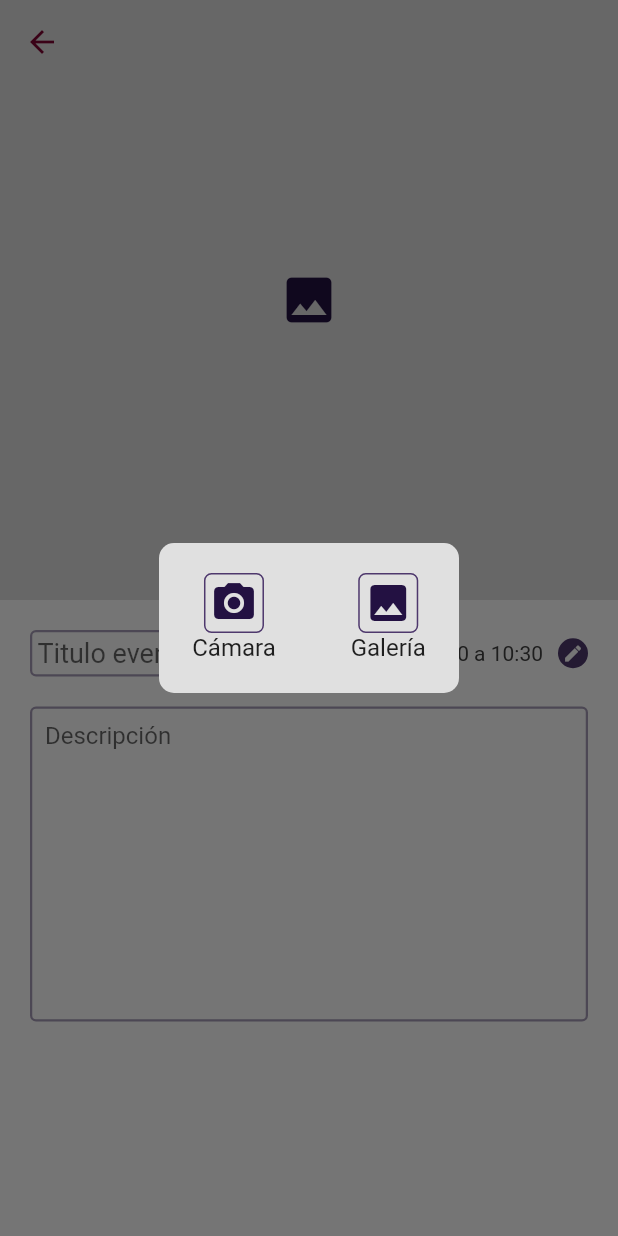
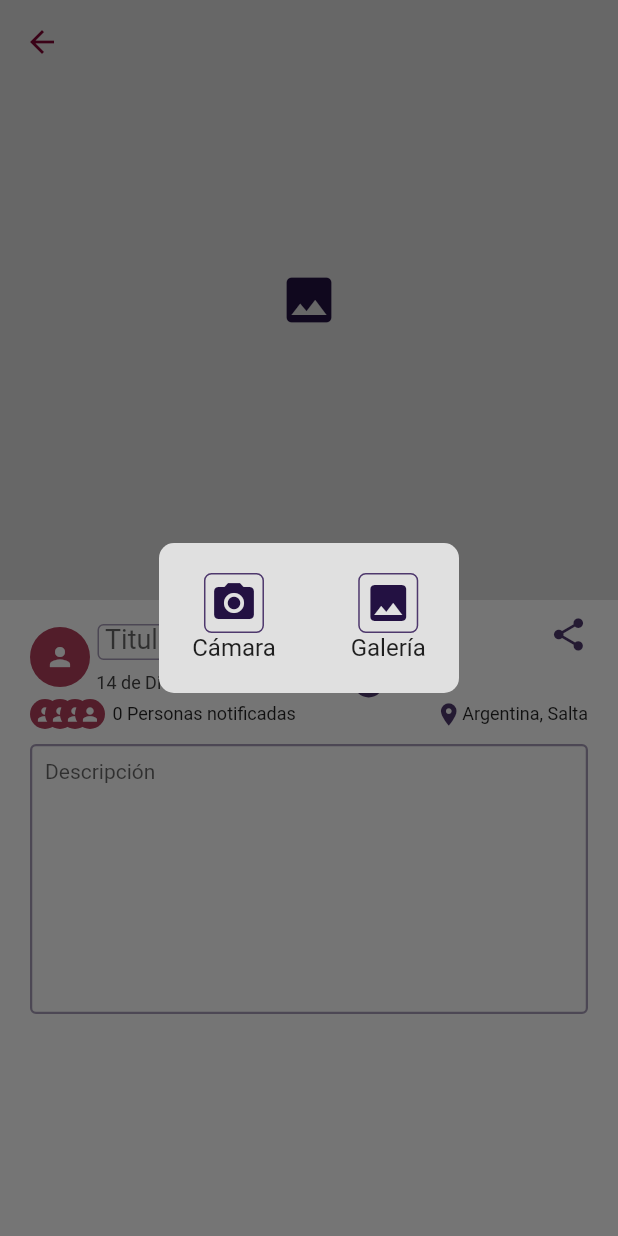
Before and after one commit to BenjaminAlvarezDiaz/my_evento, a Flutter app: the CreateEventScreen screen opened directly with empty values, after a tap on the "image" icon, on a phone screen of 412 x 824 dp. Run offline on Flutter 3.47's test engine with Material 2 defaults, Android fonts, the phone set to English and light mode, and no system bars; our stand-ins replace animated_splash_screen, calendar_date_picker2, dio, fl_chart, flutter_time_picker_spinner, image_picker and 4 more; missing offline and left inert: dio_http_cache; accounts and stored records are empty.

Commit message:
Mejorando EXPONENCIALMENTE create event screen

```diff
--- a/lib/src/ui/screen_controllers/create_event_screen_controller.dart
+++ b/lib/src/ui/screen_controllers/create_event_screen_controller.dart
@@ -2,6 +2,7 @@ import 'dart:io';
 
 import 'package:flutter/material.dart';
 import 'package:image_picker/image_picker.dart';
+import 'package:permission_handler/permission_handler.dart';
 import 'package:mvc_pattern/mvc_pattern.dart';
 import 'package:my_evento/src/managers/screen_manager.dart';
 import 'package:my_evento/src/models/event_temporal_data_model.dart';
@@ -131,6 +132,10 @@ class CreateEventScreenController extends ControllerMVC{
 
   Future<void> pickPhoto(context) async {
     final ImagePicker selectedImage = ImagePicker();
+    var status = await Permission.storage.status;
+    if (status.isDenied) {
+      await Permission.storage.request();
+    }
     eventTemporalData.image = (await selectedImage.pickImage(source: ImageSource.camera))!;
     if(eventTemporalData.image != null){
       setState(() {
@@ -146,9 +151,13 @@ class CreateEventScreenController extends ControllerMVC{
   Future<void> pickImage(context) async {
     //print('NOOOOOOOOOOOOO');
     final ImagePicker selectedImage = ImagePicker();
-    //print('Siuuuuuuuuu');
-    eventTemporalData.image = (await selectedImage.pickImage(source: ImageSource.gallery))!;
-    //print('Siuuuuuuuuu');
+    print('JAKSJDKAS');
+    var status = await Permission.storage.status;
+    if (status.isDenied) {
+      await Permission.storage.request();
+    }
+    eventTemporalData.image = await selectedImage.pickImage(source: ImageSource.gallery);
+    print('Siuuuuuuuuu');
     if(eventTemporalData.image != null){
       setState(() {
         //print('NOOOOOOOOOOOOO');
--- a/lib/src/ui/screens/create_event_screen.dart
+++ b/lib/src/ui/screens/create_event_screen.dart
@@ -101,23 +101,8 @@ class _CreateEventScreenState extends StateMVC<CreateEventScreen> {
             ),
             Column(
               children: [
-                Padding(
-                  padding: const EdgeInsets.only(left: 20, top: 20, right: 20, bottom: 10),
-                  child: Row(
-                    children: [
-                      Expanded(flex: 6, child: SizedBox(width: 20, child: title(_con.getTitleEditingController()),)),
-                      SizedBox(width: 20,),
-                      Text('${formatDate(_con.getDateTime().day)}'
-                          '/${formatDate(_con.getDateTime().month)}'
-                          ' de ${formatHour(_con.getStartTime().hour)}:${formatHour(_con.getStartTime().minute)}'
-                          ' a ${formatHour(_con.getEndTime().hour)}:${formatHour(_con.getEndTime().minute)}',
-                          style: const TextStyle(color: KGrey2),
-                      ),
-                      SizedBox(width: 10,),
-                      editButton()
-                    ],
-                  ),
-                ),
+                profileTitleDateAndShare(_con.getTitleEditingController()),
+                peopleNotifiedAndLocation(),
                 description(_con.getDescriptionEditingController()),
                 const SizedBox(height: 200,),
                 //description(_con.getDescriptionDownEditingController()),
@@ -131,8 +116,56 @@ class _CreateEventScreenState extends StateMVC<CreateEventScreen> {
     );
   }
 
-  Widget title(TextEditingController? textEditingController){
-    return TextField(
+  Widget profileTitleDateAndShare(TextEditingController? textEditingController,) {
+    return Padding(
+      padding: EdgeInsets.only(left: 20, top: 10, right: 20,),
+      child: Row(
+        children: [
+          profile(),
+          titleAndDate(textEditingController),
+          Expanded(flex: 1, child: SizedBox(width: 10,)),
+          Column(
+            children: [
+              GestureDetector(
+                  onTap: (){},
+                  child: Icon(Icons.share, size: 26, color: KSecondary_L1,)
+              ),
+              SizedBox(height: 30,)
+            ],
+          ),
+        ],
+      ),
+    );
+  }
+
+  Widget profile(){
+    return InkWell(
+      onTap: (){
+      },
+      borderRadius: BorderRadius.circular(20),
+      child: Container(
+        height: 40,
+        width: 40,
+        decoration: BoxDecoration(
+            color: KPrimary_L1,
+            borderRadius: BorderRadius.circular(20)
+        ),
+        child: Center(child: Icon(Icons.person, size: 20, color: KWhite,),),
+      ),
+    );
+  }
+
+  Widget titleAndDate(TextEditingController? textEditingController){
+    return Column(
+      children: [
+        Row(
+          children: [
+            SizedBox(
+              height: 34,
+              width: 140,
+              child: Padding(
+                padding: const EdgeInsets.all(5),
+                child: TextField(
                   controller: textEditingController,
                   /*onSubmitted: (String value){
                                   _con.onSubmittedTitle(value);
@@ -140,54 +173,41 @@ class _CreateEventScreenState extends StateMVC<CreateEventScreen> {
                   strutStyle: StrutStyle(),
                   style: TextStyle(fontSize: 18),
                   maxLines: 1,
-      textAlignVertical: TextAlignVertical.top,
+                  textAlignVertical: TextAlignVertical.center,
                   cursorColor: KPrimary,
                   decoration: InputDecoration(
                       isDense: true,
                       focusedBorder: const OutlineInputBorder(
                           borderSide: BorderSide(
-                  color: KSecondary, width: 1.5)
+                              color: KSecondary, width: 1)
                       ),
                       enabledBorder: OutlineInputBorder(
                           borderSide: BorderSide(
-                  color: KSecondary_L1.withOpacity(0.5), width: 1.5)
+                              color: KSecondary_L1.withOpacity(0.5), width: 1)
                       ),
                       border: OutlineInputBorder(
                           borderRadius: BorderRadius.circular(5)),
                       hintText: 'Titulo evento',
                       contentPadding: EdgeInsets.symmetric(vertical: 5, horizontal: 5)),
-    );
-  }
-
-  Widget description(TextEditingController? textEditingController){
-    return Padding(
-      padding: const EdgeInsets.symmetric(vertical: 10, horizontal: 20),
-      child: TextField(
-        controller: textEditingController,
-        /*onSubmitted: (String value){
-          _con.onSubmittedDescription(value);
-          },*/
-        maxLines: null,
-        minLines: 10,
-        strutStyle: StrutStyle(),
-        style: TextStyle(fontSize: 16,),
-        cursorColor: KPrimary,
-        decoration: InputDecoration(
-            isDense: true,
-            focusedBorder: const OutlineInputBorder(
-                borderSide: BorderSide(
-                    color: KSecondary, width: 1.5)
-            ),
-            enabledBorder: OutlineInputBorder(
-                borderSide: BorderSide(
-                    color: KSecondary_L1.withOpacity(0.5), width: 1.5)
-            ),
-            border: OutlineInputBorder(
-                borderRadius: BorderRadius.circular(5)),
-            hintText: 'Descripción',
-            contentPadding: EdgeInsets.all(10),
                 ),
               ),
+            ),
+            SizedBox(width: 60,),
+          ],
+        ),
+        Row(
+          children: [
+            Text('${formatDate(_con.getDateTime().day)}'
+                ' de Diciembre'
+                ' ${formatHour(_con.getStartTime().hour)}:${formatHour(_con.getStartTime().minute)}'
+                ' a ${formatHour(_con.getEndTime().hour)}:${formatHour(_con.getEndTime().minute)}',
+              style: const TextStyle(color: KGrey2, fontSize: 12),
+            ),
+            SizedBox(width: 10,),
+            editButton()
+          ],
+        ),
+      ],
     );
   }
 
@@ -204,6 +224,111 @@ class _CreateEventScreenState extends StateMVC<CreateEventScreen> {
             borderRadius: BorderRadius.circular(10)
         ),
         child: Center(child: Icon(Icons.edit, size: 14, color: KWhite,),),
+      ),
+    );
+  }
+
+  Widget peopleNotifiedAndLocation(){
+    return Padding(
+      padding: const EdgeInsets.only(left: 20, right: 20, bottom: 10),
+      child: Row(
+        children: [
+          Container(
+            width: 50,
+            child: Stack(
+              children: [
+                Positioned(
+                  child: Container(
+                    height: 20,
+                    width: 20,
+                    decoration: BoxDecoration(
+                        color: KPrimary_L1,
+                        borderRadius: BorderRadius.circular(10)
+                    ),
+                    child: Center(child: Icon(Icons.person, size: 14, color: KWhite,),),
+                  ),
+                ),
+                Positioned(
+                  left: 10,
+                  child: Container(
+                    height: 20,
+                    width: 20,
+                    decoration: BoxDecoration(
+                        color: KPrimary_L1,
+                        borderRadius: BorderRadius.circular(10)
+                    ),
+                    child: Center(child: Icon(Icons.person, size: 14, color: KWhite,),),
+                  ),
+                ),
+                Positioned(
+                  left: 20,
+                  child: Container(
+                    height: 20,
+                    width: 20,
+                    decoration: BoxDecoration(
+                        color: KPrimary_L1,
+                        borderRadius: BorderRadius.circular(10)
+                    ),
+                    child: Center(child: Icon(Icons.person, size: 14, color: KWhite,),),
+                  ),
+                ),
+                Positioned(
+                  left: 30,
+                  child: Container(
+                    height: 20,
+                    width: 20,
+                    decoration: BoxDecoration(
+                        color: KPrimary_L1,
+                        borderRadius: BorderRadius.circular(10)
+                    ),
+                    child: Center(child: Icon(Icons.person, size: 14, color: KWhite,),),
+                  ),
+                ),
+              ],
+            ),
+          ),
+          SizedBox(width: 5,),
+          Text('0 Personas notificadas', style: TextStyle(fontSize: 12),),
+          Expanded(flex: 1, child: SizedBox(width: 10,)),
+          Row(
+            children: [
+              Icon(Icons.location_on, color: KSecondary_L1, size: 18,),
+              Text('Argentina, Salta', style: TextStyle(fontSize: 12),)
+            ],
+          )
+        ],
+      ),
+    );
+  }
+
+  Widget description(TextEditingController? textEditingController){
+    return Padding(
+      padding: const EdgeInsets.symmetric(horizontal: 20),
+      child: TextField(
+        controller: textEditingController,
+        /*onSubmitted: (String value){
+          _con.onSubmittedDescription(value);
+          },*/
+        maxLines: null,
+        minLines: 10,
+        strutStyle: StrutStyle(),
+        style: TextStyle(fontSize: 14,),
+        cursorColor: KPrimary,
+        decoration: InputDecoration(
+            isDense: true,
+            focusedBorder: const OutlineInputBorder(
+                borderSide: BorderSide(
+                    color: KSecondary, width: 1)
+            ),
+            enabledBorder: OutlineInputBorder(
+                borderSide: BorderSide(
+                    color: KSecondary_L1.withOpacity(0.5), width: 1.5)
+            ),
+            border: OutlineInputBorder(
+                borderRadius: BorderRadius.circular(5)),
+            hintText: 'Descripción',
+            contentPadding: EdgeInsets.all(10),
+        ),
       ),
     );
   }
```
Also changed, not shown: lib/src/ui/screen_controllers/event_screen_controller.dart (added), lib/src/ui/screens/event_screen.dart (added). Lines whose indentation alone changed are shown as unchanged.
